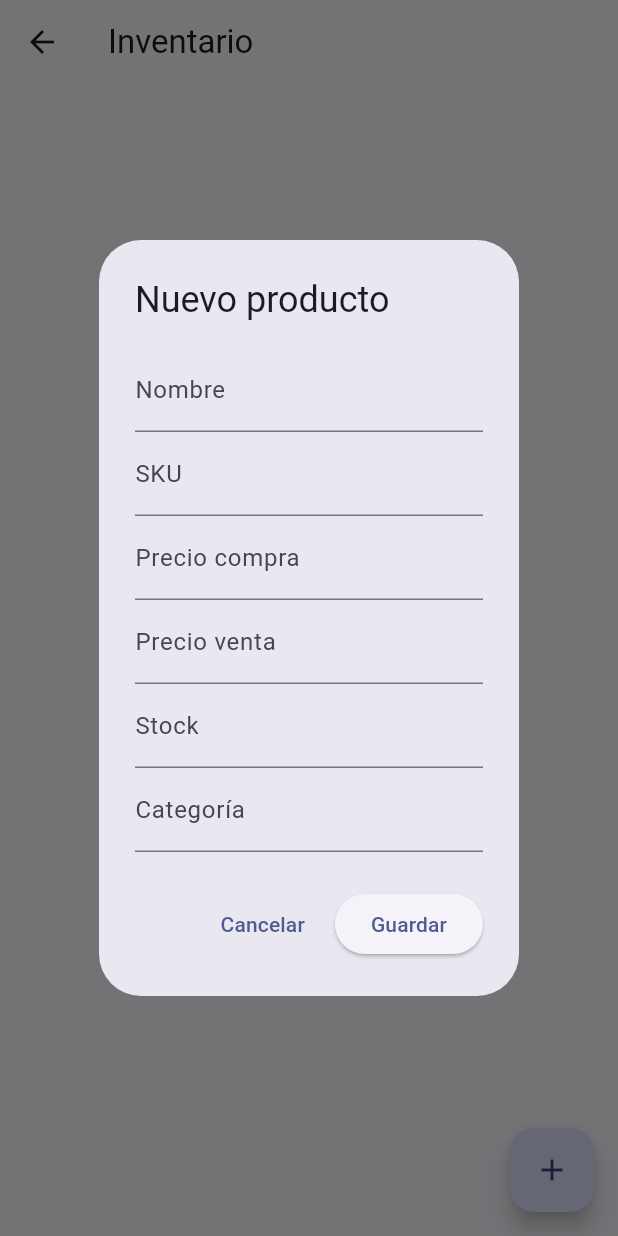
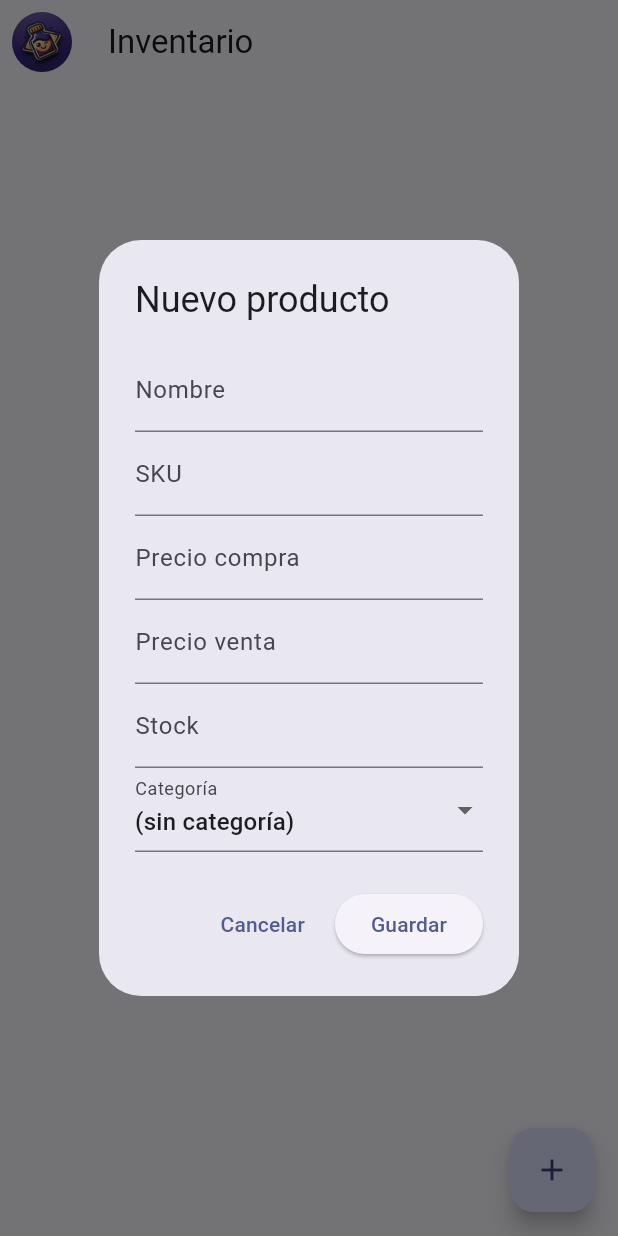
Before and after one commit to sergiopolis69-oss/popperscuv3, a Flutter app: the ProductsPage screen opened directly, after a tap on the "add" icon, on a phone screen of 412 x 824 dp. Run offline on Flutter 3.47's test engine with Material 3 defaults, Android fonts, the phone set to English and light mode, and no system bars; our stand-ins replace csv, file_picker, flutter_riverpod, flutter_typeahead, sqflite; missing offline and left inert: file_saver; accounts and stored records are empty.

Commit message:
Add files via upload

```diff
--- a/lib/repositories/product_repository.dart
+++ b/lib/repositories/product_repository.dart
@@ -23,4 +23,10 @@ class ProductRepository {
     final db = await AppDatabase().database;
     await db.delete('products', where: 'id = ?', whereArgs: [id]);
   }
+
+  Future<List<String>> categories() async {
+    final db = await AppDatabase().database;
+    final rows = await db.rawQuery("SELECT DISTINCT category FROM products WHERE category IS NOT NULL AND category <> '' ORDER BY category COLLATE NOCASE");
+    return rows.map((e) => (e['category'] as String)).toList();
+  }
 }
--- a/lib/ui/products_page.dart
+++ b/lib/ui/products_page.dart
@@ -17,7 +17,13 @@ class _ProductsPageState extends ConsumerState<ProductsPage> {
   Widget build(BuildContext context) {
     final productsAsync = ref.watch(productsProvider);
     return Scaffold(
-      appBar: AppBar(title: const Text('Inventario')),
+      appBar: AppBar(
+        title: const Text('Inventario'),
+        leading: Padding(
+          padding: const EdgeInsets.all(8),
+          child: CircleAvatar(backgroundImage: AssetImage('assets/logo.png')),
+        ),
+      ),
       floatingActionButton: FloatingActionButton(
         onPressed: () => _openForm(),
         child: const Icon(Icons.add),
@@ -57,7 +63,9 @@ class _ProductsPageState extends ConsumerState<ProductsPage> {
     final costCtrl = TextEditingController(text: edit?.cost.toString());
     final priceCtrl = TextEditingController(text: edit?.price.toString());
     final stockCtrl = TextEditingController(text: edit?.stock.toString());
-    final categoryCtrl = TextEditingController(text: edit?.category ?? '');
+
+    final categories = await ref.read(productRepoProvider).categories();
+    String? selectedCategory = edit?.category;
 
     await showDialog(
       context: context,
@@ -72,7 +80,37 @@ class _ProductsPageState extends ConsumerState<ProductsPage> {
               TextField(controller: costCtrl, decoration: const InputDecoration(labelText: 'Precio compra'), keyboardType: TextInputType.number),
               TextField(controller: priceCtrl, decoration: const InputDecoration(labelText: 'Precio venta'), keyboardType: TextInputType.number),
               TextField(controller: stockCtrl, decoration: const InputDecoration(labelText: 'Stock'), keyboardType: TextInputType.number),
-              TextField(controller: categoryCtrl, decoration: const InputDecoration(labelText: 'Categoría')),
+              DropdownButtonFormField<String?>(
+                value: selectedCategory,
+                decoration: const InputDecoration(labelText: 'Categoría'),
+                items: [
+                  const DropdownMenuItem(value: null, child: Text('(sin categoría)')),
+                  ...categories.map((e)=> DropdownMenuItem<String?>(value: e, child: Text(e))).toList(),
+                  const DropdownMenuItem(value: '__new__', child: Text('+ Nueva categoría...')),
+                ],
+                onChanged: (v) async {
+                  if (v == '__new__') {
+                    final ctrl = TextEditingController();
+                    final ok = await showDialog<String?>(
+                      context: context,
+                      builder: (ctx)=> AlertDialog(
+                        title: const Text('Nueva categoría'),
+                        content: TextField(controller: ctrl, decoration: const InputDecoration(labelText: 'Nombre de categoría')),
+                        actions: [
+                          TextButton(onPressed: ()=> Navigator.pop(ctx, null), child: const Text('Cancelar')),
+                          ElevatedButton(onPressed: ()=> Navigator.pop(ctx, ctrl.text.trim()), child: const Text('Agregar')),
+                        ],
+                      ),
+                    );
+                    if (ok != null && ok.isNotEmpty) {
+                      selectedCategory = ok;
+                      (c as Element).markNeedsBuild();
+                    }
+                  } else {
+                    selectedCategory = v;
+                  }
+                },
+              ),
             ],
           ),
         ),
@@ -88,7 +126,7 @@ class _ProductsPageState extends ConsumerState<ProductsPage> {
                 cost: double.tryParse(costCtrl.text) ?? 0,
                 price: double.tryParse(priceCtrl.text) ?? 0,
                 stock: int.tryParse(stockCtrl.text) ?? 0,
-                category: categoryCtrl.text.trim().isEmpty ? null : categoryCtrl.text.trim(),
+                category: selectedCategory == null || selectedCategory.trim().isEmpty ? null : selectedCategory,
               );
               await repo.create(p);
             } else {
@@ -98,7 +136,7 @@ class _ProductsPageState extends ConsumerState<ProductsPage> {
                 cost: double.tryParse(costCtrl.text) ?? edit.cost,
                 price: double.tryParse(priceCtrl.text) ?? edit.price,
                 stock: int.tryParse(stockCtrl.text) ?? edit.stock,
-                category: categoryCtrl.text.trim().isEmpty ? null : categoryCtrl.text.trim(),
+                category: selectedCategory == null || selectedCategory.trim().isEmpty ? null : selectedCategory,
                 updatedAt: DateTime.now(),
               );
               await repo.update(p);
--- a/lib/ui/profit_overview_page.dart
+++ b/lib/ui/profit_overview_page.dart
@@ -48,6 +48,7 @@ class _ProfitOverviewPageState extends State<ProfitOverviewPage> {
     return Scaffold(
       appBar: AppBar(
         title: const Text('Utilidad % (periodos)'),
+        leading: Padding(padding: const EdgeInsets.all(8), child: CircleAvatar(backgroundImage: AssetImage('assets/logo.png'))),
         actions: [
           IconButton(
             onPressed: _loading ? null : _refresh,
--- a/lib/ui/reports_page.dart
+++ b/lib/ui/reports_page.dart
@@ -12,7 +12,10 @@ class _ReportsPageState extends State<ReportsPage> {
   @override
   Widget build(BuildContext context) {
     return Scaffold(
-      appBar: AppBar(title: const Text('Reportes / CSV')),
+      appBar: AppBar(
+        title: const Text('Reportes / CSV'),
+        leading: Padding(padding: const EdgeInsets.all(8), child: CircleAvatar(backgroundImage: AssetImage('assets/logo.png'))),
+      ),
       body: Padding(
         padding: const EdgeInsets.all(16),
         child: Column(
--- a/lib/ui/sales_history_page.dart
+++ b/lib/ui/sales_history_page.dart
@@ -21,7 +21,10 @@ class _SalesHistoryPageState extends State<SalesHistoryPage> {
   @override
   Widget build(BuildContext context) {
     return Scaffold(
-      appBar: AppBar(title: const Text('Historial de ventas')),
+      appBar: AppBar(
+        title: const Text('Historial de ventas'),
+        leading: Padding(padding: const EdgeInsets.all(8), child: CircleAvatar(backgroundImage: AssetImage('assets/logo.png'))),
+      ),
       body: Padding(
         padding: const EdgeInsets.all(12),
         child: Column(
--- a/lib/ui/top_customers_page.dart
+++ b/lib/ui/top_customers_page.dart
@@ -19,7 +19,10 @@ class _TopCustomersPageState extends State<TopCustomersPage> {
   Widget build(BuildContext context) {
     final (from, to) = _rangeFor(_period, _anchor);
     return Scaffold(
-      appBar: AppBar(title: const Text('Top clientes')),
+      appBar: AppBar(
+        title: const Text('Top clientes'),
+        leading: Padding(padding: const EdgeInsets.all(8), child: CircleAvatar(backgroundImage: AssetImage('assets/logo.png'))),
+      ),
       body: Column(
         children: [
           Padding(
--- a/pubspec.yaml
+++ b/pubspec.yaml
@@ -1,7 +1,7 @@
 name: popperscuv2
 description: Inventario/ventas/clientes offline con utilidad y reportes.
 publish_to: "none"
-version: 0.6.0+6
+version: 0.8.0+8
 
 environment:
   sdk: ">=3.3.0 <4.0.0"
@@ -19,6 +19,7 @@ dependencies:
   file_picker: any
   file_saver: any
   share_plus: any
+  flutter_typeahead: any
 
 dev_dependencies:
   flutter_test:
```
Also changed, not shown: lib/ui/customers_page.dart (+7 -1 lines), lib/ui/home_page.dart (+7 -1 lines), lib/ui/sales_page.dart (+42 -44 lines), assets/logo.png.
